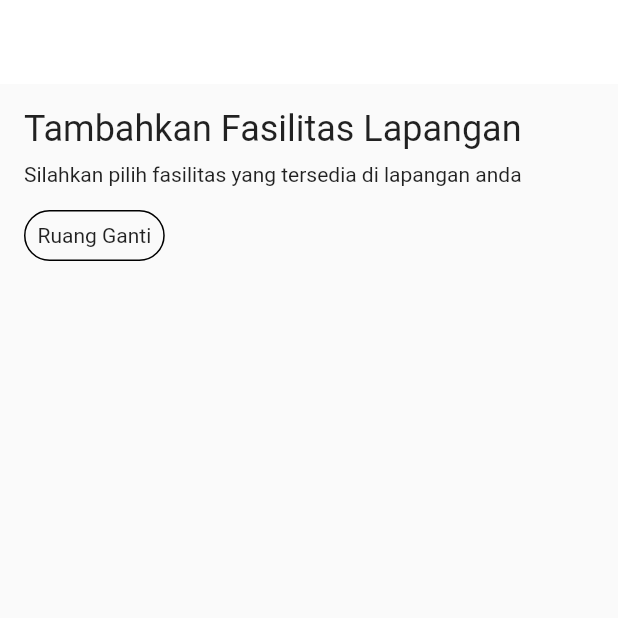
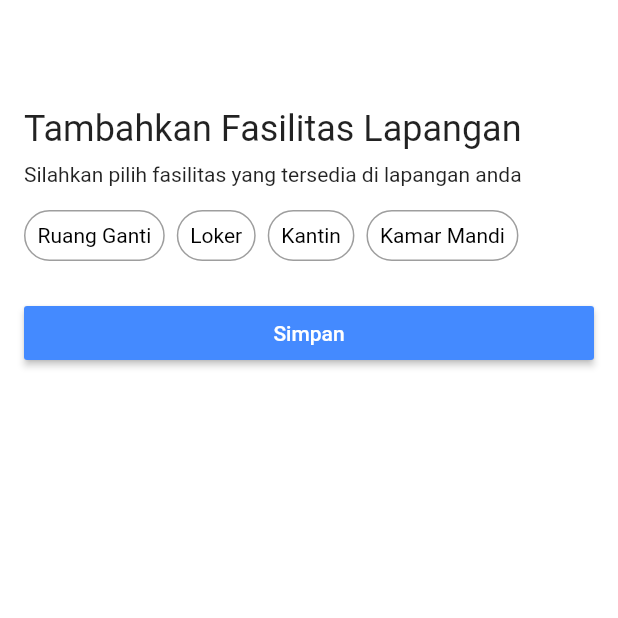
Before and after one commit to aliefalhadi/kuybasket_mitra, a Flutter app: the TambahFasilitasLapangan screen opened directly, on a phone screen of 412 x 824 dp, the top half of it. Run offline on Flutter 3.47's test engine with Material 2 defaults, Android fonts, the phone set to English and light mode, and no system bars; our stand-ins replace dio, flutter_easyloading, get_it, image_cropper, image_picker, shared_preferences; missing offline and left inert: day_night_time_picker, dio_http_cache; accounts and stored records are empty.

Commit message:
tambah lapangan

```diff
--- a/lib/core/route/StringsRouterApp.dart
+++ b/lib/core/route/StringsRouterApp.dart
@@ -2,4 +2,6 @@ class StringsRouterApp{
   static const String tambahInfoLapangan = 'lapangan/tambah/info-lapangan';
 
   static const String tambahFasilitasLapangan = 'lapangan/tambah/fasilitas-lapangan';
+
+  static const String tambahFotoLapangan = 'lapangan/tambah/foto-lapangan';
 }
--- a/lib/locator.dart
+++ b/lib/locator.dart
@@ -6,6 +6,7 @@ import 'package:flutterstarter/provider/TambahLapanganProvider.dart';
 import 'package:flutterstarter/services/ApiInterceptors.dart';
 import 'package:flutterstarter/services/AuthService.dart';
 import 'package:flutterstarter/services/DaftarTeamService.dart';
+import 'package:flutterstarter/services/LapanganService.dart';
 import 'package:get_it/get_it.dart';
 
 GetIt locator = GetIt.instance;
@@ -16,6 +17,7 @@ void setupLocator() {
   locator.registerLazySingleton(() => ApiInterceptors());
   locator.registerLazySingleton(() => AuthService());
   locator.registerLazySingleton(() => DaftarTeamService());
+  locator.registerLazySingleton(() => LapanganService());
 
 
 
--- a/lib/provider/LoginProvider.dart
+++ b/lib/provider/LoginProvider.dart
@@ -58,6 +58,7 @@ class LoginProvider extends BaseProvider {
     sharedPreferences.setString("username", data.data.username);
     sharedPreferences.setString("email", data.data.email);
     sharedPreferences.setString("id_pengguna", data.data.id.toString());
+    sharedPreferences.setString("id_pemilik_lapangan", data.data.dataPemilik.idPemilikLapangan.toString());
     sharedPreferences.setString("token", token);
     sharedPreferences.setString("data_user_login", jsonEncode(data));
     // sharedPreferences.setInt("notif", data.sub.notif);
--- a/lib/services/Service.dart
+++ b/lib/services/Service.dart
@@ -8,7 +8,7 @@ import 'package:flutterstarter/utils/ErrorDioHandler.dart';
 
 class Service {
   Dio dio = locator<ApiInterceptors>().dio;
-  String baseUrl = 'http://192.168.1.15/kuybasket_backend/api/v1';
+  String baseUrl = 'http://192.168.1.11/kuybasket_backend/api/v1';
 
 
   Future get(String url) async {
@@ -78,11 +78,12 @@ class Service {
   Future postImage(String url, var data) async {
     url = baseUrl + url;
     print(url);
+    print(data);
 
     if (await locator<ApiInterceptors>().checkConnection()) {
       final response = await dio.post(url,
           options:
-          Options(sendTimeout: 20000, headers: {'requiresToken': true}),
+          Options(sendTimeout: 20000, headers: {'requiresToken': true, 'content-type': null}),
           data: data);
       print(response);
       return response;
--- a/lib/views/lapangan/tambah_lapangan/TambahFasilitasLapangan.dart
+++ b/lib/views/lapangan/tambah_lapangan/TambahFasilitasLapangan.dart
@@ -1,39 +1,83 @@
 import 'package:flutter/material.dart';
+import 'package:flutterstarter/core/route/StringsRouterApp.dart';
+import 'package:flutterstarter/provider/TambahLapanganProvider.dart';
 
 class TambahFasilitasLapangan extends StatefulWidget {
-  const TambahFasilitasLapangan({Key key}) : super(key: key);
+  final TambahLapanganProvider provider;
+  TambahFasilitasLapangan({this.provider});
 
   @override
-  _TambahFasilitasLapanganState createState() => _TambahFasilitasLapanganState();
+  _TambahFasilitasLapanganState createState() =>
+      _TambahFasilitasLapanganState();
 }
 
 class _TambahFasilitasLapanganState extends State<TambahFasilitasLapangan> {
+  List listFasilitasLapangan = [
+    {'nama': 'Ruang Ganti', 'isSelected': false},
+    {'nama': 'Loker', 'isSelected': false},
+    {'nama': 'Kantin', 'isSelected': false},
+    {'nama': 'Kamar Mandi', 'isSelected': false},
+  ];
   @override
   Widget build(BuildContext context) {
     return Scaffold(
+      backgroundColor: Colors.white,
       appBar: AppBar(
         elevation: 0,
-          backgroundColor: Colors.white,
+        backgroundColor: Colors.white,
       ),
       body: Container(
         padding: EdgeInsets.all(16),
         child: ListView(
           children: [
-            Text("Tambahkan Fasilitas Lapangan", style: Theme.of(context).textTheme.headline5,),
-            SizedBox(height: 8,),
+            Text(
+              "Tambahkan Fasilitas Lapangan",
+              style: Theme.of(context).textTheme.headline5,
+            ),
+            SizedBox(
+              height: 8,
+            ),
             Text("Silahkan pilih fasilitas yang tersedia di lapangan anda"),
-            SizedBox(height: 16,),
+            SizedBox(
+              height: 16,
+            ),
             Wrap(
-              children: [
-                Container(
-                  padding: EdgeInsets.all(8),
-                  decoration: BoxDecoration(
-                    border: Border.all(),
-                    borderRadius: BorderRadius.circular(20)
-                  ),
-                  child: Text("Ruang Ganti"),
-                )
-              ],
+                spacing: 8,
+                runSpacing: 16,
+                children: List.generate(listFasilitasLapangan.length, (index) {
+                  return InkWell(
+                    onTap: (){
+                      setState(() {
+                        listFasilitasLapangan[index]['isSelected'] = !listFasilitasLapangan[index]['isSelected'];
+                        if(listFasilitasLapangan[index]['isSelected']){
+                          widget.provider.addFasilitaslapangan(listFasilitasLapangan[index]['nama']);
+                        }else{
+                          widget.provider.removeFasilitaslapangan(listFasilitasLapangan[index]['nama']);
+                        }
+                      });
+                    },
+                    child: _PilihanFasilitasLapangan(
+                      label: listFasilitasLapangan[index]['nama'],
+                      isSelected: listFasilitasLapangan[index]['isSelected'],
+                    ),
+                  );
+                })),
+            SizedBox(
+              height: 24,
+            ),
+            SizedBox(
+              width: MediaQuery.of(context).size.width,
+              child: RaisedButton(
+                color: Colors.blueAccent,
+                child: Text(
+                  "Simpan",
+                  style: TextStyle(color: Colors.white),
+                ),
+                onPressed: () {
+                  print(widget.provider.dataFasilitasLapangan);
+                  Navigator.pushNamed(context, StringsRouterApp.tambahFotoLapangan, arguments: widget.provider);
+                },
+              ),
             )
           ],
         ),
@@ -41,3 +85,26 @@ class _TambahFasilitasLapanganState extends State<TambahFasilitasLapangan> {
     );
   }
 }
+
+class _PilihanFasilitasLapangan extends StatelessWidget {
+  final String label;
+  final bool isSelected;
+
+  _PilihanFasilitasLapangan({this.label, this.isSelected});
+
+  @override
+  Widget build(BuildContext context) {
+    return Container(
+      padding: EdgeInsets.all(8),
+      decoration: BoxDecoration(
+        color: isSelected ? Colors.blueAccent : Colors.white,
+        border: Border.all(color: isSelected ? Colors.white : Colors.grey),
+        borderRadius: BorderRadius.circular(20),
+      ),
+      child: Text(
+        label,
+        style: TextStyle(color: isSelected ? Colors.white : Colors.black),
+      ),
+    );
+  }
+}
--- a/lib/views/lapangan/tambah_lapangan/TambahInfoLapangan.dart
+++ b/lib/views/lapangan/tambah_lapangan/TambahInfoLapangan.dart
@@ -162,11 +162,12 @@ class _TambahInfoLapanganState extends State<TambahInfoLapangan> {
                         child: RaisedButton(
                           color: Colors.blueAccent,
                           child: Text("Simpan", style: TextStyle(color: Colors.white),),
-                          onPressed: (){
+                          onPressed: () async{
                             FocusScope.of(context).unfocus();
                             if(formKey.currentState.validate()){
                               print(jsonEncode(provider.dataInfoLapangan));
-                              Navigator.pushNamed(context, StringsRouterApp.tambahFasilitasLapangan);
+                               Navigator.pushNamed(context, StringsRouterApp.tambahFasilitasLapangan, arguments: provider);
+                              // bool res = await provider.postTambahLapangan();
                             }
                           },
                         ),
--- a/pubspec.yaml
+++ b/pubspec.yaml
@@ -37,6 +37,8 @@ dependencies:
   dio_http_cache:
   flutter_easyloading: ^2.2.2
   day_night_time_picker: ^0.5.0
+  image_picker: ^0.6.7+22
+  image_cropper: ^1.3.1
 
 
   # The following adds the Cupertino Icons font to your application.
```
Also changed, not shown: lib/core/route/RouterApp.dart (+8 -1 lines), lib/provider/TambahLapanganProvider.dart (+74 -1 lines), lib/services/LapanganService.dart (added, +76 -0 lines), lib/views/lapangan/tambah_lapangan/TambahFotoLapangan.dart (added, +201 -0 lines), pubspec.lock, 2 other files.
